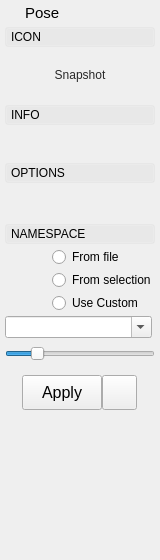
Qt form src/studiolibrarymaya/resource/ui/PoseLoadWidget.ui (krathjen/studiolibrary) before a commit.
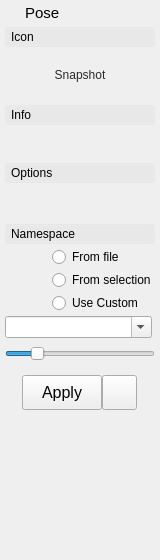
The same form after that commit. Icons and pictures are not drawn.

Commit message: Change preview widget collapse groups from UPPERCASE to Title

The edit to the form file:
```diff
--- a/src/studiolibrarymaya/resource/ui/PoseLoadWidget.ui
+++ b/src/studiolibrarymaya/resource/ui/PoseLoadWidget.ui
@@ -166,7 +166,7 @@
 }</string>
            </property>
            <property name="text">
-            <string>ICON</string>
+            <string>Icon</string>
            </property>
            <property name="checkable">
             <bool>true</bool>
@@ -394,7 +394,7 @@
 }</string>
            </property>
            <property name="text">
-            <string>INFO</string>
+            <string>Info</string>
            </property>
            <property name="checkable">
             <bool>true</bool>
@@ -548,7 +548,7 @@
 }</string>
            </property>
            <property name="text">
-            <string>OPTIONS</string>
+            <string>Options</string>
            </property>
            <property name="checkable">
             <bool>true</bool>
@@ -696,7 +696,7 @@
 }</string>
            </property>
            <property name="text">
-            <string>NAMESPACE</string>
+            <string>Namespace</string>
            </property>
            <property name="checkable">
             <bool>true</bool>
```
The commit also changes 2 other files.
